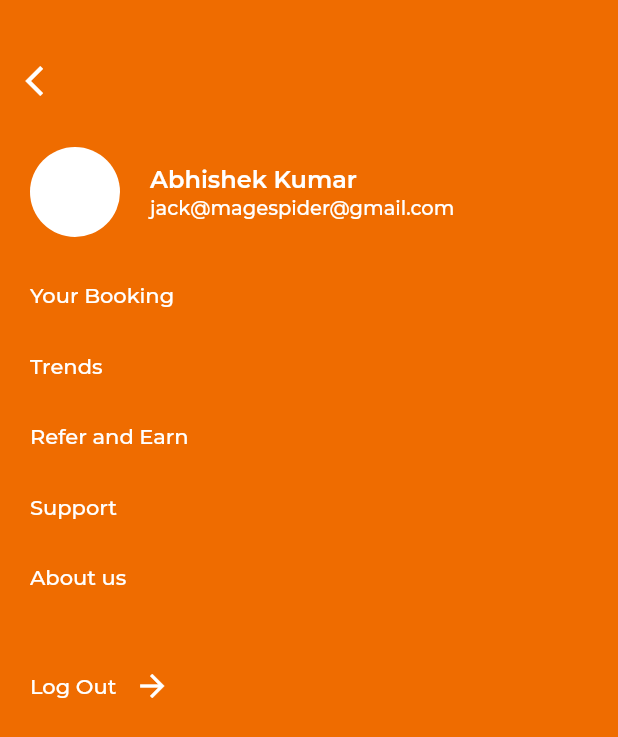
After one commit to DroidKaranGithub/flutter_barber_user_app, a Flutter app: the NavigationTab screen opened directly, on a phone screen of 412 x 824 dp. The commit adds this screen. Shown: the top 737 px of the screen. Run offline on Flutter 3.47's test engine with Material 2 defaults, Android fonts, the phone set to English and light mode, and no system bars; missing offline and left inert: pin_view.

Commit message:
bottomnavigation with tabs and navigation layout done

```diff
--- /dev/null
+++ b/lib/common/sliderightroute.dart
@@ -0,0 +1,28 @@
+import 'package:flutter/material.dart';
+
+
+class SlideRightRoute extends PageRouteBuilder {
+  final Widget page;
+  SlideRightRoute({this.page})
+      : super(
+          pageBuilder: (
+            BuildContext context,
+            Animation<double> animation,
+            Animation<double> secondaryAnimation,
+          ) =>
+              page,
+          transitionsBuilder: (
+            BuildContext context,
+            Animation<double> animation,
+            Animation<double> secondaryAnimation,
+            Widget child,
+          ) =>
+              SlideTransition(
+                position: Tween<Offset>(
+                  begin: const Offset(-1, 0),
+                  end: Offset.zero,
+                ).animate(animation),
+                child: child,
+              ),
+        );
+}
--- a/lib/homescreen.dart
+++ b/lib/homescreen.dart
@@ -1,4 +1,12 @@
+import 'package:flutter/cupertino.dart';
 import 'package:flutter/material.dart';
+import 'package:flutter_app_splashscreen/common/sliderightroute.dart';
+import 'package:flutter_app_splashscreen/tabs/hometab.dart';
+import 'package:flutter_app_splashscreen/tabs/navigationtab.dart';
+import 'package:flutter_app_splashscreen/tabs/offerstab.dart';
+import 'package:flutter_app_splashscreen/tabs/saloonlisttab.dart';
+import 'package:flutter_app_splashscreen/tabs/trendstab.dart';
+
 class HomeScreen extends StatelessWidget {
   @override
   Widget build(BuildContext context) {
@@ -10,28 +18,15 @@ class Home extends StatefulWidget {
   @override
   _HomeState createState() => _HomeState();
 }
-class _HomeState extends State<Home> {
+class _HomeState extends State<Home> with SingleTickerProviderStateMixin{
   int _selectedIndex = 0;
-  String imageIcon ;
   static const TextStyle optionStyle =
       TextStyle(fontSize: 30, fontWeight: FontWeight.bold);
-  static const List<Widget> _widgetOptions = <Widget>[
-    Text(
-      'Index 0: Home',
-      style: optionStyle,
-    ),
-    Text(
-      'Index 1: Saloon',
-      style: optionStyle,
-    ),
-    Text(
-      'Index 2: Trends',
-      style: optionStyle,
-    ),
-    Text(
-      'Index 3: Offers',
-      style: optionStyle,
-    ),
+    List<Widget> _widgetOptions = [
+    HomeTab(),
+    SaloonListTab(),
+    TrendsTab(),
+    OffersTab()
   ];
 
   void _onItemTapped(int index) {
@@ -49,9 +44,39 @@ class _HomeState extends State<Home> {
         primaryColor: Colors.orange[800]
       ),
       home: Scaffold(
-      // appBar: AppBar(
-      //   title: const Text('BottomNavigationBar Sample'),
-      // ),
+      appBar: AppBar(
+      leading: Builder(
+            builder: (BuildContext context){
+              return IconButton(
+                icon: ImageIcon(
+                  AssetImage('images/img_nav_open.png'),
+                  color: Colors.black,
+                ),
+                onPressed: () {
+                Navigator.push(context, SlideRightRoute(page: NavigationTab()));
+
+            });}),
+        title: Text("Flutter App"),
+        actions: <Widget>[
+          IconButton(
+            icon: ImageIcon(
+                  AssetImage('images/img_notification_false.png'),
+                  color: Colors.black,
+                ),
+            onPressed: () {
+            },
+          ),
+          // IconButton(
+          //   icon: ImageIcon(
+          //         AssetImage('images/img_home_unselect.png'),
+          //         color: Colors.black,
+          //       ),
+          //   onPressed: () {
+          //   },
+          // )
+        ],
+        backgroundColor: Colors.white,
+      ),
       body: Center(
         child: _widgetOptions.elementAt(_selectedIndex),
       ),
@@ -63,6 +88,8 @@ class _HomeState extends State<Home> {
               AssetImage('images/img_home_unselect.png'),
                     color: Colors.black,
               ),
+              activeIcon: ImageIcon(
+              AssetImage('images/img_home_select.png')),
             title: Text('Home'),
           ),
           BottomNavigationBarItem(
@@ -70,13 +97,17 @@ class _HomeState extends State<Home> {
               AssetImage('images/img_booking_unseletc.png'),
                     color: Colors.black,
               ),
+              activeIcon: ImageIcon(
+              AssetImage('images/img_booking_select.png')),
             title: Text('Saloon'),
           ),
           BottomNavigationBarItem(
             icon: ImageIcon(
-              AssetImage('images/img_trend_unselect.png'),
+              AssetImage('images/img_trend_select.png'),
                     color: Colors.black,
               ),
+              activeIcon: ImageIcon(
+              AssetImage('images/img_trend_select.png')),
             title: Text('Trends'),
           ),
           BottomNavigationBarItem(
@@ -84,6 +115,8 @@ class _HomeState extends State<Home> {
               AssetImage('images/img_offers_unselect.png'),
                     color: Colors.black,
               ),
+              activeIcon: ImageIcon(
+              AssetImage('images/img_offers_select.png')),
             title: Text('Offers'),
           ),
         ],
--- /dev/null
+++ b/lib/tabs/navigationtab.dart
@@ -0,0 +1,182 @@
+import 'package:flutter/material.dart';
+import 'package:flutter_app_splashscreen/homescreen.dart';
+
+class NavigationScreen extends StatelessWidget {
+  @override
+  Widget build(BuildContext context) {
+    return NavigationTab();
+  }
+}
+
+
+class NavigationTab extends StatefulWidget {
+  @override
+  _NavigationTabState createState() => _NavigationTabState();
+}
+
+class _NavigationTabState extends State<NavigationTab> {
+  @override
+  Widget build(BuildContext context) {
+    return Scaffold(
+        body: Container(
+        color: Colors.orange[800],
+        child: Column(
+          crossAxisAlignment: CrossAxisAlignment.stretch,
+          children: <Widget>[
+              Container(
+                margin: EdgeInsets.only(top: 30, left: 5),
+                alignment: Alignment.topLeft,
+                child: IconButton(
+                  onPressed: (){
+                      Navigator.pop(context);
+                  },
+                  icon: Icon(Icons.arrow_back_ios,
+                  color: Colors.white,),
+                )
+              ),
+              Container(
+                margin: EdgeInsets.only(top: 20, left: 20),
+                child: Row(
+                children: <Widget>[
+                  Container(
+                    child: CircleAvatar(
+                    minRadius: 30,
+                    backgroundColor: Colors.white,
+                  ),
+                  ),
+                  Container(
+                    margin: EdgeInsets.only(left: 20),
+                    child: Column(
+                      crossAxisAlignment: CrossAxisAlignment.start,
+                      mainAxisAlignment: MainAxisAlignment.spaceEvenly,
+                      children: <Widget>[
+                        Container(
+                        child: Text(
+                          'Abhishek Kumar',
+                          style: TextStyle(
+                            fontFamily: 'Montserrat-SemiBold',
+                            fontSize: 16,
+                            color: Colors.white
+                          ),
+                        ),
+                        ),
+                        Container(
+                        child: Text(
+                          'jack@magespider@gmail.com',
+                          style: TextStyle(
+                            fontFamily: 'Montserrat-Medium',
+                            fontSize: 13,
+                            color: Colors.white
+                          ),
+                        ),
+
+                        )
+                      ],
+                    )
+                  )
+                ],
+              ),
+              ),
+              Container(
+                margin: EdgeInsets.only(top: 30, left: 20),
+                child: GestureDetector(
+                  onTap: (){
+                    Navigator.pop(context);
+                  },
+                  child: Text('Your Booking',
+                  style: TextStyle(
+                    fontFamily: 'Montserrat-Medium',
+                    fontSize: 14,
+                    color: Colors.white
+                  ),),
+                ),
+              ),
+              Container(
+                margin: EdgeInsets.only(top: 30, left: 20),
+                child: GestureDetector(
+                  onTap: (){
+                    Navigator.of(context).push(MaterialPageRoute(builder: (context)=>HomeScreen()));
+                  },
+                  child: Text('Trends',
+                  style: TextStyle(
+                    fontFamily: 'Montserrat-Medium',
+                    fontSize: 14,
+                    color: Colors.white
+                  ),),
+                ),
+              ),
+              Container(
+                margin: EdgeInsets.only(top: 30, left: 20),
+                child: GestureDetector(
+                  onTap: (){
+                    Navigator.pop(context);
+                  },
+                  child: Text('Refer and Earn',
+                  style: TextStyle(
+                    fontFamily: 'Montserrat-Medium',
+                    fontSize: 14,
+                    color: Colors.white
+                  ),),
+                ),
+              ),
+              Container(
+                margin: EdgeInsets.only(top: 30, left: 20),
+                child: GestureDetector(
+                  onTap: (){
+                    Navigator.pop(context);
+                  },
+                  child: Text('Support',
+                  style: TextStyle(
+                    fontFamily: 'Montserrat-Medium',
+                    fontSize: 14,
+                    color: Colors.white
+                  ),),
+                ),
+              ),
+              Container(
+                margin: EdgeInsets.only(top: 30, left: 20),
+                child: GestureDetector(
+                  onTap: (){
+                    Navigator.pop(context);
+                  },
+                  child: Text('About us',
+                  style: TextStyle(
+                    fontFamily: 'Montserrat-Medium',
+                    fontSize: 14,
+                    color: Colors.white
+                  ),),
+                ),
+              ),
+              Container(
+                margin: EdgeInsets.only(top: 40, left: 20),
+                child: GestureDetector(
+                  onTap: (){
+                    Navigator.pop(context);
+                  },
+                  child: Row(
+                    children: <Widget>[
+                      Text('Log Out',
+                  style: TextStyle(
+                    fontFamily: 'Montserrat-Medium',
+                    fontSize: 14,
+                    color: Colors.white
+                  ),
+                  ),
+                  IconButton(
+                    icon: Icon(Icons.arrow_forward,
+                    color: Colors.white,),
+                    onPressed: (){
+                      Navigator.pop(context);
+                    },
+                  )
+                    ],
+                  )
+                ),
+              ),
+
+          ],
+        ),
+        ),
+    );
+  }
+}
--- a/lib/ui/sizing_informination.dart
+++ b/lib/ui/sizing_informination.dart
@@ -7,14 +7,12 @@ class SizingInformation {
   final Size screenSize;
   final Size localWidgetSize;
 
+
   SizingInformation(
       {this.orientation,
       this.deviceScreentype,
       this.screenSize,
       this.localWidgetSize});
 
-      @override
-  String toString() {
-    return super.toString();
-  }
+
 }
```
Also changed, not shown: lib/tabs/hometab.dart (added, +23 -0 lines), lib/tabs/offerstab.dart (added, +23 -0 lines), lib/tabs/saloonlisttab.dart (added, +23 -0 lines), lib/tabs/trendstab.dart (added, +24 -0 lines), images/img_nav_open.png (added), images/img_notification_false.png (added).
